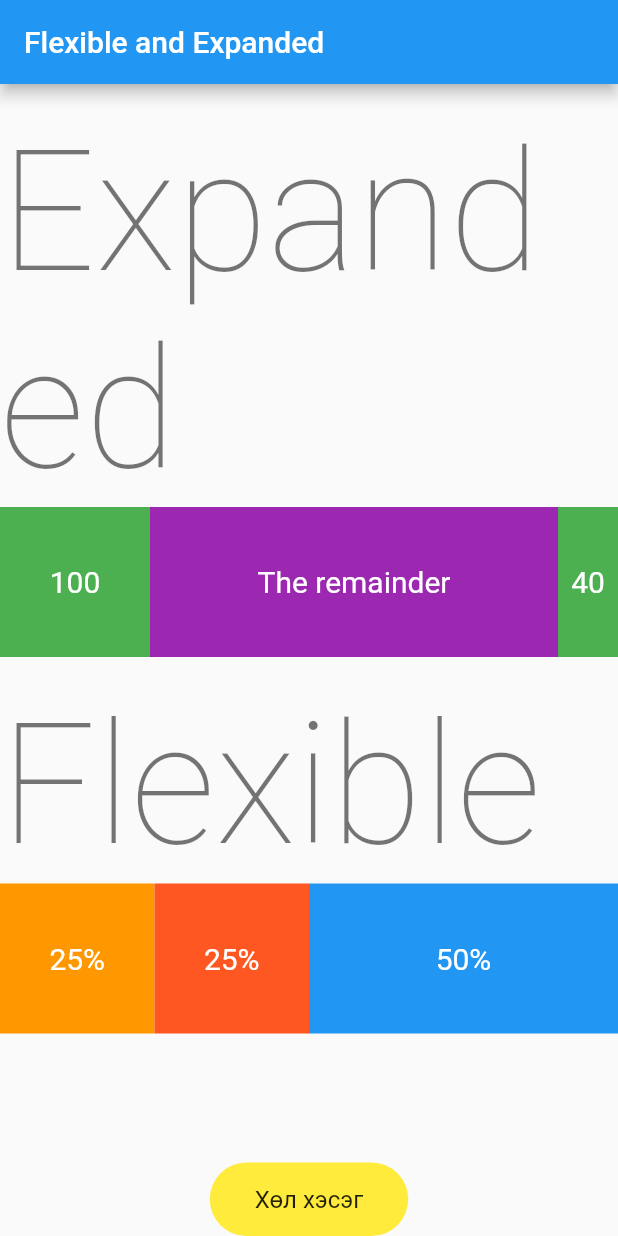
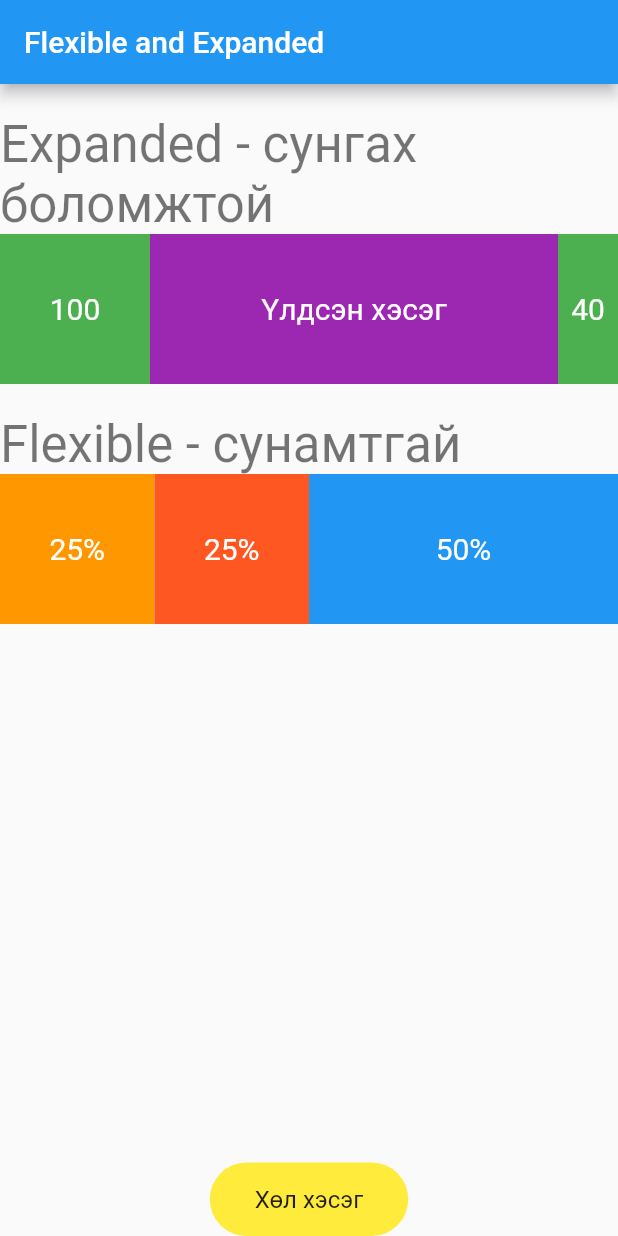
Before and after one commit to atuvshinjargal/Mobile_course, a Flutter app: the screen it shows after launch, on a phone screen of 412 x 824 dp. Run offline on Flutter 3.47's test engine with Material 2 defaults, Android fonts, the phone set to English and light mode, and no system bars; our stand-ins replace google_fonts.

Commit message:
mongoloor bichiv

```diff
--- a/lib/flex_screen.dart
+++ b/lib/flex_screen.dart
@@ -16,9 +16,9 @@ class FlexScreen extends StatelessWidget {
       body: Column(
         crossAxisAlignment: CrossAxisAlignment.start,
         children: <Widget>[
-          ..._header(context, 'Expanded'),
+          ..._header(context, 'Expanded - сунгах боломжтой'),
           _buildExpanded(context),
-          ..._header(context, 'Flexible'),
+          ..._header(context, 'Flexible - сунамтгай'),
           _buildFlexible(context),
           Expanded(
             child: Container(),
@@ -36,7 +36,7 @@ class FlexScreen extends StatelessWidget {
       ),
       Text(
         text,
-        style: Theme.of(context).textTheme.headline1,
+        style: Theme.of(context).textTheme.headline4,
       ),
     ];
   }
@@ -55,7 +55,7 @@ class FlexScreen extends StatelessWidget {
           Expanded(
             child: LabeledContainer(
               color: Colors.purple,
-              text: 'The remainder',
+              text: 'Үлдсэн хэсэг',
               textColor: Colors.white,
             ),
           ),
```
